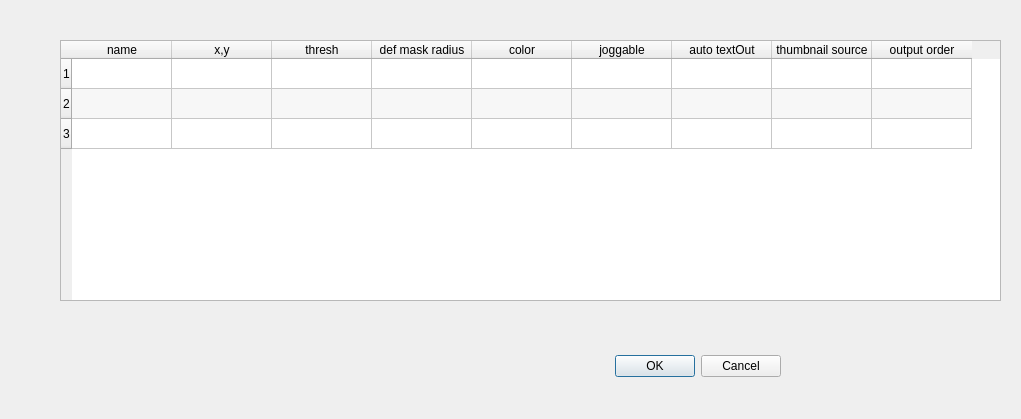
The window that src/pymovie/apertureEditDialog.ui (bob-anderson-ok/pymovie) describes before a commit, drawn with Qt 5.
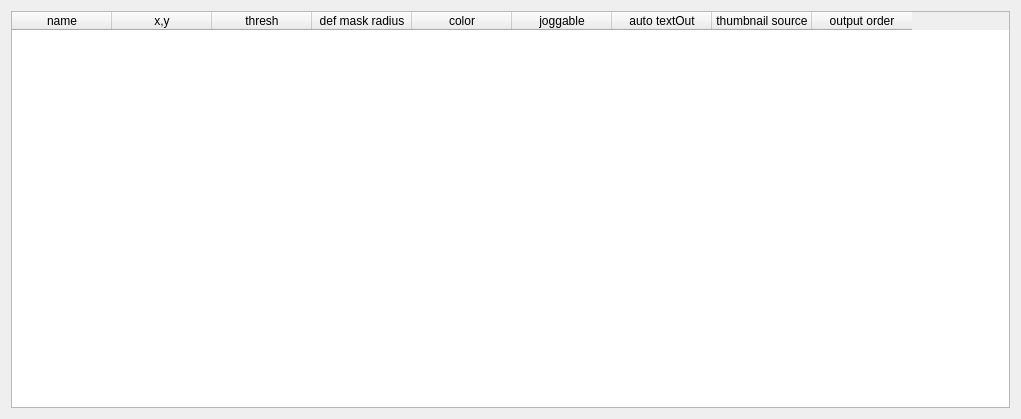
The same window after the commit.

Commit message: Makes appEditDialog size and position sticky --- it is filled, but no edits enabled yet.

What changed in the file:
```diff
--- a/src/pymovie/apertureEditDialog.ui
+++ b/src/pymovie/apertureEditDialog.ui
@@ -10,46 +10,29 @@
     <height>419</height>
    </rect>
   </property>
+  <property name="sizePolicy">
+   <sizepolicy hsizetype="Preferred" vsizetype="Preferred">
+    <horstretch>0</horstretch>
+    <verstretch>0</verstretch>
+   </sizepolicy>
+  </property>
   <property name="windowTitle">
    <string>Aperture properties (view and edit)</string>
   </property>
-  <widget class="QDialogButtonBox" name="buttonBox">
-   <property name="geometry">
-    <rect>
-     <x>440</x>
-     <y>350</y>
-     <width>341</width>
-     <height>32</height>
-    </rect>
-   </property>
-   <property name="orientation">
-    <enum>Qt::Horizontal</enum>
-   </property>
-   <property name="standardButtons">
-    <set>QDialogButtonBox::Cancel|QDialogButtonBox::Ok</set>
-   </property>
-  </widget>
+  <layout class="QGridLayout" name="gridLayout">
+   <item row="0" column="0">
+    <layout class="QVBoxLayout" name="verticalLayout">
+     <item>
   <widget class="QTableWidget" name="tableWidget">
-   <property name="geometry">
-    <rect>
-     <x>60</x>
-     <y>40</y>
-     <width>941</width>
-     <height>261</height>
-    </rect>
-   </property>
    <property name="alternatingRowColors">
     <bool>true</bool>
    </property>
    <property name="rowCount">
-    <number>3</number>
+        <number>0</number>
    </property>
    <property name="columnCount">
     <number>9</number>
    </property>
-   <row/>
-   <row/>
-   <row/>
    <column>
     <property name="text">
      <string>name</string>
@@ -96,6 +79,10 @@
     </property>
    </column>
   </widget>
+     </item>
+    </layout>
+   </item>
+  </layout>
  </widget>
  <resources/>
  <connections>
```
Left out of the diff: 35 changed lines with no effect on the pictures. Lines whose indentation alone changed are shown as unchanged. The commit also changes 3 other files.
